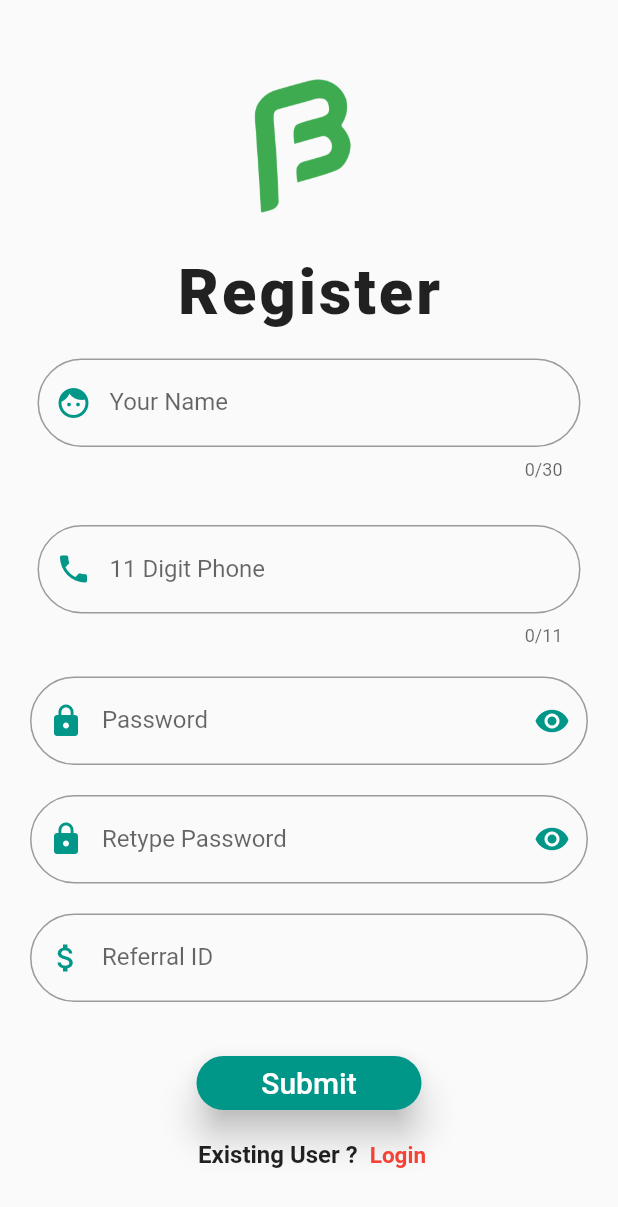
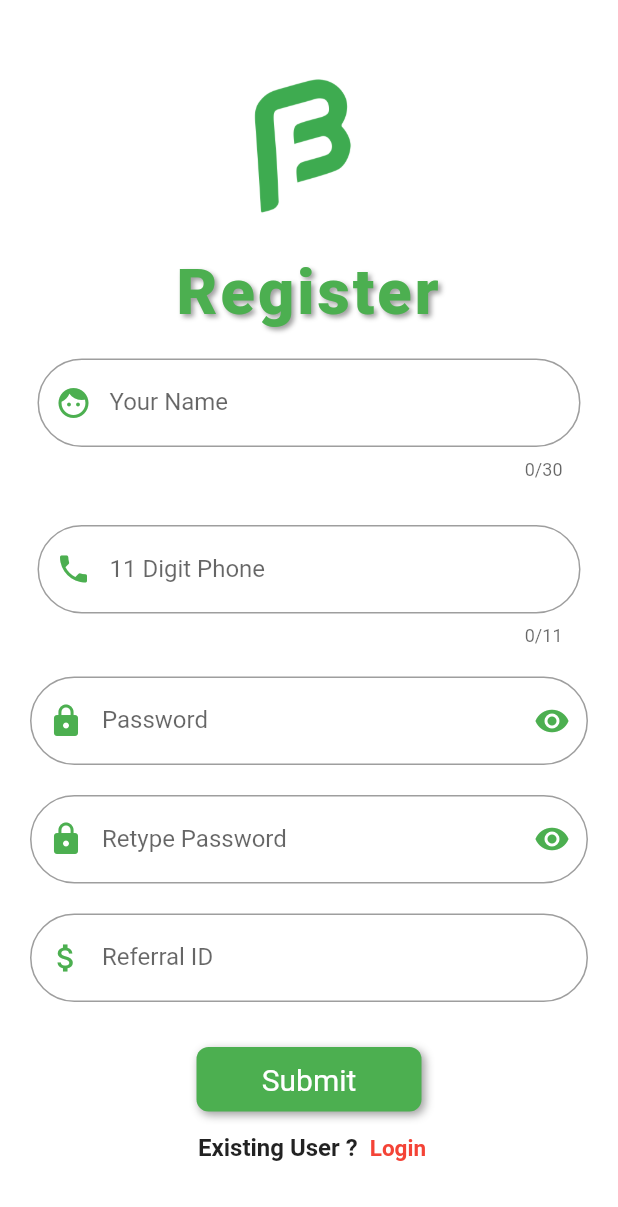
Before and after one commit to Prant0/best_friends_inc, a Flutter app: the Registation_Page screen opened by its route, on a phone screen of 412 x 824 dp. Shown: the top 1207 px of the screen. Run offline on Flutter 3.47's test engine with Material 2 defaults, Android fonts, the phone set to English and light mode, and no system bars; drawn by our look-alikes of flutter_neumorphic; our stand-ins replace carousel_pro, device_info, firebase_auth, flutter_image_compress, font_awesome_flutter, modal_progress_hud and 1 more; missing offline and left inert: flutter_rounded_date_picker, multi_image_picker, time_formatter; accounts and stored records are empty; network calls fail.

Commit message:
Release v1.0.0-Beta

```diff
--- a/lib/http/requests.dart
+++ b/lib/http/requests.dart
@@ -6,7 +6,7 @@ import 'package:http/http.dart' as http;
 import 'package:shared_preferences/shared_preferences.dart';
 
 class CustomHttpRequests {
-  static const String uri = "http://192.168.0.109/bf.demo/public/api";
+  static const String uri = "http://bestfriends.com.bd/api";
   static SharedPreferences sharedPreferences;
 
   static const Map<String, String> defaultHeader = {
--- a/lib/screens/registation.dart
+++ b/lib/screens/registation.dart
@@ -4,6 +4,7 @@ import 'package:bestfriends/screens/login.dart';
 import 'package:device_info/device_info.dart';
 import 'package:firebase_auth/firebase_auth.dart';
 import 'package:flutter/material.dart';
+import 'package:flutter_neumorphic/flutter_neumorphic.dart';
 import 'package:modal_progress_hud/modal_progress_hud.dart';
 
 class Registation_Page extends StatefulWidget {
@@ -98,9 +99,10 @@ class _Registation_PageState extends State<Registation_Page> {
                 width: 200,
                 child: Image(image: AssetImage('images/bf.png')),
               ),
-              Text(
+              NeumorphicText(
                 'Register',
-                style: TextStyle(fontSize: 42.0, fontWeight: FontWeight.w900, letterSpacing: 2),
+                textStyle: NeumorphicTextStyle(fontSize: 42.0, fontWeight: FontWeight.w900, letterSpacing: 2,),
+                style: NeumorphicStyle(color: Theme.of(context).primaryColor),
               ),
               Form(
                 key: _formKey,
@@ -117,7 +119,7 @@ class _Registation_PageState extends State<Registation_Page> {
                         //  labelText: "Username",
                         hintText: 'John Doe',
                         labelText: 'Your Name',
-                        prefixIcon: Icon(Icons.face, color: Colors.teal),
+                        prefixIcon: Icon(Icons.face, color: Theme.of(context).primaryColor),
                       ),
                       maxLength: 30,
                     ),
@@ -133,7 +135,7 @@ class _Registation_PageState extends State<Registation_Page> {
                         ),
                         labelText: "11 Digit Phone",
                         hintText: '01XXXXXXXXX',
-                        prefixIcon: Icon(Icons.phone, color: Colors.teal),
+                        prefixIcon: Icon(Icons.phone, color: Theme.of(context).primaryColor),
                       ),
                       maxLength: 11,
                     ),
@@ -153,7 +155,7 @@ class _Registation_PageState extends State<Registation_Page> {
                           },
                           child: Icon(
                             _obscureText ? Icons.visibility : Icons.visibility_off,
-                            color: Colors.teal,
+                            color: Theme.of(context).primaryColor,
                           ),
                         ),
                         border: OutlineInputBorder(
@@ -164,7 +166,7 @@ class _Registation_PageState extends State<Registation_Page> {
                         labelText: 'Password',
                         prefixIcon: Icon(
                           Icons.lock,
-                          color: Colors.teal,
+                          color: Theme.of(context).primaryColor,
                         ),
                         // icon: Icon(Icons.lock,color: Colors.teal,)
                       ),
@@ -185,7 +187,7 @@ class _Registation_PageState extends State<Registation_Page> {
                           },
                           child: Icon(
                             _obscureText ? Icons.visibility : Icons.visibility_off,
-                            color: Colors.teal,
+                            color: Theme.of(context).primaryColor,
                           ),
                         ),
                         border: OutlineInputBorder(
@@ -196,7 +198,7 @@ class _Registation_PageState extends State<Registation_Page> {
                         labelText: 'Retype Password',
                         prefixIcon: Icon(
                           Icons.lock,
-                          color: Colors.teal,
+                          color: Theme.of(context).primaryColor,
                         ),
                         // icon: Icon(Icons.lock,color: Colors.teal,)
                       ),
@@ -215,7 +217,7 @@ class _Registation_PageState extends State<Registation_Page> {
                         labelText: 'Referral ID',
                         prefixIcon: Icon(
                           Icons.attach_money,
-                          color: Colors.teal,
+                          color: Theme.of(context).primaryColor,
                         ),
                         // icon: Icon(Icons.lock,color: Colors.teal,)
                       ),
@@ -230,17 +232,21 @@ class _Registation_PageState extends State<Registation_Page> {
                     Container(
                       width: 150.0,
                       child: Builder(
-                        builder: (context) => RaisedButton(
+                        builder: (context) => NeumorphicButton(
                           child: Text(
                             'Submit',
                             style: TextStyle(
                               color: Colors.white,
                               fontSize: 20.0,
                             ),
+                            textAlign: TextAlign.center,
                           ),
-                          color: Theme.of(context).primaryColor,
-                          elevation: 10.0,
-                          shape: RoundedRectangleBorder(borderRadius: BorderRadius.circular(20.0)),
+                          style: NeumorphicStyle(
+                            color: Theme.of(context).primaryColor,
+                          ),
+//                          color: Theme.of(context).primaryColor,
+//                          elevation: 10.0,
+//                          shape: RoundedRectangleBorder(borderRadius: BorderRadius.circular(20.0)),
                           onPressed: () async {
                             String subResult = await _submit();
                             if (subResult == 'Success') {
```
Also changed, not shown: lib/main.dart (+5 -5 lines), lib/screens/homepage.dart (+8 -7 lines), lib/screens/login.dart (+11 -7 lines), lib/widgets/singlePost.dart (+42 -27 lines), pubspec.yaml (+7 -0 lines), pubspec.lock, 29 other files.
